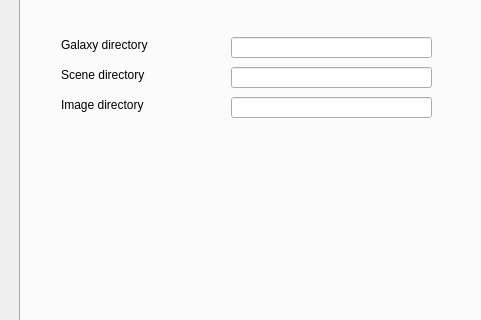
Qt form mainwindow.ui (leuat/gamer) before a commit; both pictures show x 0 to 481 and y 114 to 434 of the 1215 by 815 pixel window.
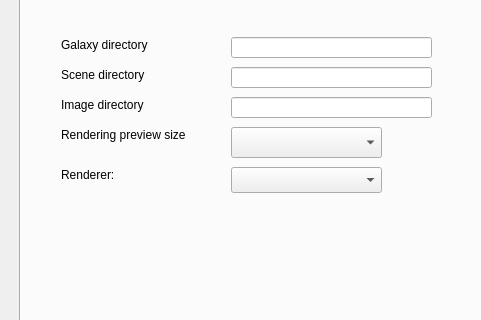
The same form after that commit. The open tabs and pages were chosen to show the change. Icons and pictures are not drawn. Custom widgets are drawn as their Qt base class.

```diff
--- a/mainwindow.ui
+++ b/mainwindow.ui
@@ -100,41 +100,6 @@
        <string>0.00000</string>
       </property>
      </widget>
-     <widget class="QComboBox" name="cmbPreviewSize">
-      <property name="geometry">
-       <rect>
-        <x>170</x>
-        <y>80</y>
-        <width>111</width>
-        <height>31</height>
-       </rect>
-      </property>
-      <property name="toolTip">
-       <string>Image size squared</string>
-      </property>
-      <property name="toolTipDuration">
-       <number>-1</number>
-      </property>
-      <property name="statusTip">
-       <string/>
-      </property>
-      <property name="whatsThis">
-       <string>Huh?</string>
-      </property>
-     </widget>
-     <widget class="QLabel" name="label_24">
-      <property name="geometry">
-       <rect>
-        <x>30</x>
-        <y>90</y>
-        <width>131</width>
-        <height>16</height>
-       </rect>
-      </property>
-      <property name="text">
-       <string>Preview Image size</string>
-      </property>
-     </widget>
      <widget class="QGroupBox" name="grpGalaxies">
       <property name="enabled">
        <bool>true</bool>
@@ -1576,6 +1541,64 @@
        <string>Image directory</string>
       </property>
      </widget>
+     <widget class="QComboBox" name="cmbPreviewSize">
+      <property name="geometry">
+       <rect>
+        <x>210</x>
+        <y>160</y>
+        <width>151</width>
+        <height>31</height>
+       </rect>
+      </property>
+      <property name="toolTip">
+       <string>Image size squared</string>
+      </property>
+      <property name="toolTipDuration">
+       <number>-1</number>
+      </property>
+      <property name="statusTip">
+       <string/>
+      </property>
+      <property name="whatsThis">
+       <string>Huh?</string>
+      </property>
+     </widget>
+     <widget class="QLabel" name="label_44">
+      <property name="geometry">
+       <rect>
+        <x>40</x>
+        <y>200</y>
+        <width>111</width>
+        <height>16</height>
+       </rect>
+      </property>
+      <property name="text">
+       <string>Renderer:</string>
+      </property>
+     </widget>
+     <widget class="QLabel" name="label_45">
+      <property name="geometry">
+       <rect>
+        <x>40</x>
+        <y>160</y>
+        <width>151</width>
+        <height>16</height>
+       </rect>
+      </property>
+      <property name="text">
+       <string>Rendering preview size</string>
+      </property>
+     </widget>
+     <widget class="QComboBox" name="cmbRenderer">
+      <property name="geometry">
+       <rect>
+        <x>210</x>
+        <y>200</y>
+        <width>151</width>
+        <height>26</height>
+       </rect>
+      </property>
+     </widget>
     </widget>
    </widget>
    <widget class="GLWidget" name="myGLWidget" native="true">
```
Left out of the diff: 4 changed lines with no effect on the pictures.
